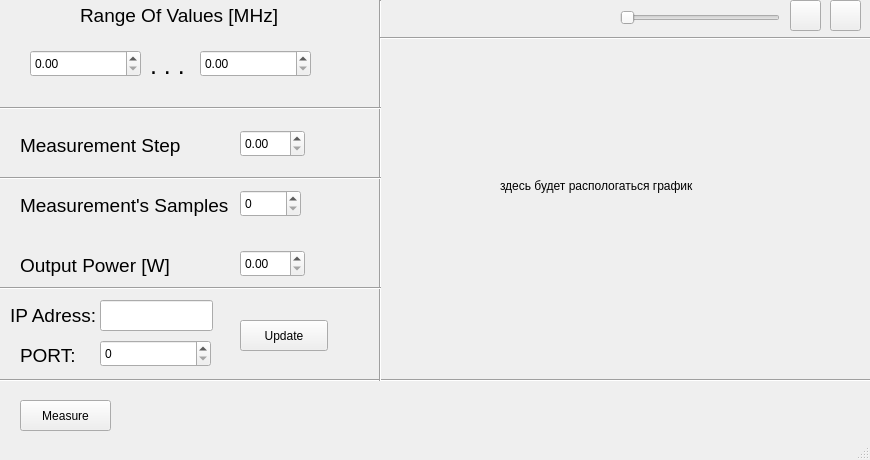
Qt form mainwindow.ui (DnevnnoiSon/S2VNA_CONTROL) before a commit.
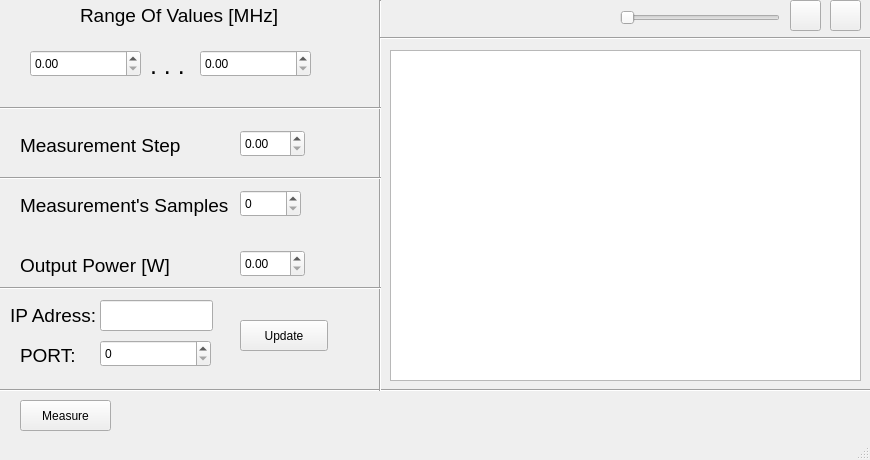
The same form after that commit. Icons and pictures are not drawn.

Patch:
```diff
--- a/mainwindow.ui
+++ b/mainwindow.ui
@@ -43,7 +43,7 @@
       <x>0</x>
       <y>370</y>
       <width>951</width>
-      <height>20</height>
+      <height>41</height>
      </rect>
     </property>
     <property name="font">
@@ -61,7 +61,7 @@
       <x>370</x>
       <y>0</y>
       <width>20</width>
-      <height>381</height>
+      <height>391</height>
      </rect>
     </property>
     <property name="orientation">
@@ -419,6 +419,16 @@
      <enum>Qt::Horizontal</enum>
     </property>
    </widget>
+   <widget class="QTableView" name="tableView">
+    <property name="geometry">
+     <rect>
+      <x>390</x>
+      <y>50</y>
+      <width>471</width>
+      <height>331</height>
+     </rect>
+    </property>
+   </widget>
   </widget>
   <widget class="QStatusBar" name="statusbar"/>
  </widget>
```
